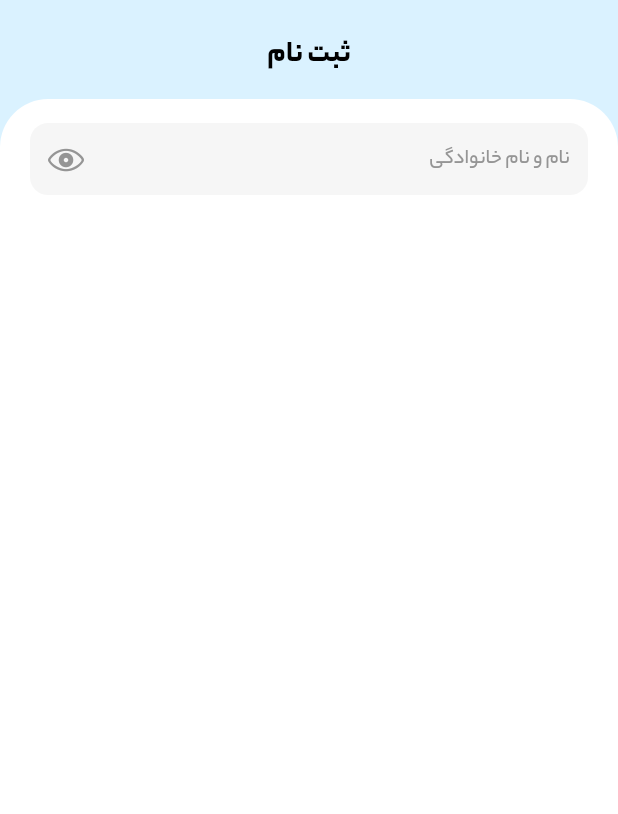
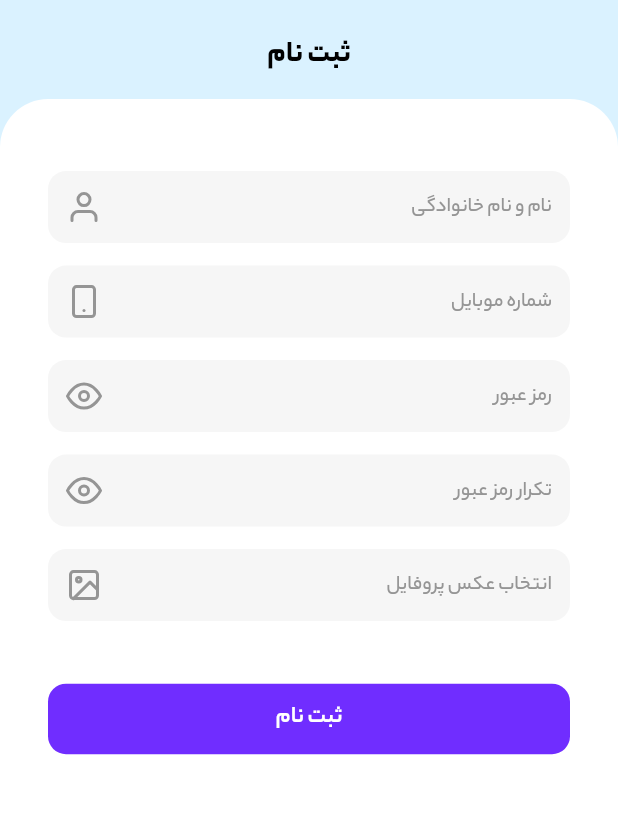
Before and after one commit to mohammad-dehghanifard/flutter_telegram_clone, a Flutter app: the RegisterPage screen opened directly, on a phone screen of 412 x 824 dp, the part 326-1140 px from its top. Run offline on Flutter 3.47's test engine with Material 3 defaults, Android fonts, the phone set to English and light mode, and no system bars; our stand-ins replace feather_icons, get.

Commit message:
completed RegisterPage ui

```diff
--- a/lib/helpers/widget/input_widget.dart
+++ b/lib/helpers/widget/input_widget.dart
@@ -1,3 +1,4 @@
+import 'package:feather_icons/feather_icons.dart';
 import 'package:flutter/cupertino.dart';
 import 'package:flutter/material.dart';
 import 'package:get/get.dart';
@@ -59,7 +60,7 @@ class _InputWidgetState extends State<InputWidget> {
             }
           },
           child: Icon(
-              widget.type == TextInputType.visiblePassword?  (_obscure?  CupertinoIcons.eye  : CupertinoIcons.eye_slash )
+              widget.type == TextInputType.visiblePassword?  (_obscure?  FeatherIcons.eye  : FeatherIcons.eyeOff )
                   : widget.icon,
               color: const Color(0xFF959595)),
         ),
--- a/lib/modules/auth/pages/register_page.dart
+++ b/lib/modules/auth/pages/register_page.dart
@@ -1,4 +1,6 @@
+import 'package:feather_icons/feather_icons.dart';
 import 'package:flutter/material.dart';
+import 'package:flutter_telegram_clone/helpers/widget/button_widget.dart';
 import 'package:flutter_telegram_clone/helpers/widget/input_widget.dart';
 import 'package:flutter_telegram_clone/helpers/widget/sized_widget.dart';
 import 'package:get/get.dart';
@@ -26,7 +28,7 @@ class RegisterPage extends StatelessWidget {
                 child: Container(
                   width: double.infinity,
                   height: double.infinity,
-                  padding: const EdgeInsets.symmetric(horizontal: 20,vertical: 16),
+                  padding: const EdgeInsets.symmetric(horizontal: 32,vertical: 48),
                   decoration: BoxDecoration(
                     color: context.theme.scaffoldBackgroundColor,
                     borderRadius: const BorderRadius.only(
@@ -34,10 +36,28 @@ class RegisterPage extends StatelessWidget {
                       topLeft: Radius.circular(32),
                     )
                   ),
-                  child: const Column(
-                    children: [
-                      InputWidget(hintText: "نام و نام خانوادگی",type: TextInputType.visiblePassword,)
-                    ],
+                  child:  SingleChildScrollView(
+                    child: Column(
+                      children: [
+                        // full name
+                        const InputWidget(hintText: "نام و نام خانوادگی",icon: FeatherIcons.user),
+                        const H(15),
+                        // phone number
+                        const InputWidget(hintText: "شماره موبایل",icon: FeatherIcons.smartphone,type: TextInputType.phone),
+                        const H(15),
+                        // password
+                        const InputWidget(hintText: "رمز عبور",type: TextInputType.visiblePassword),
+                        const H(15),
+                        // repeat password
+                        const InputWidget(hintText: "تکرار رمز عبور",type: TextInputType.visiblePassword),
+                        const H(15),
+                        // set image
+                        const InputWidget(hintText: "انتخاب عکس پروفایل",icon: FeatherIcons.image,isActive: false),
+                        H(MediaQuery.sizeOf(context).height * 0.05),
+                        // button
+                        ButtonWidget(onPress: () {}, text: "ثبت نام")
+                      ],
+                    ),
                   ),
                 ),
               )
```
